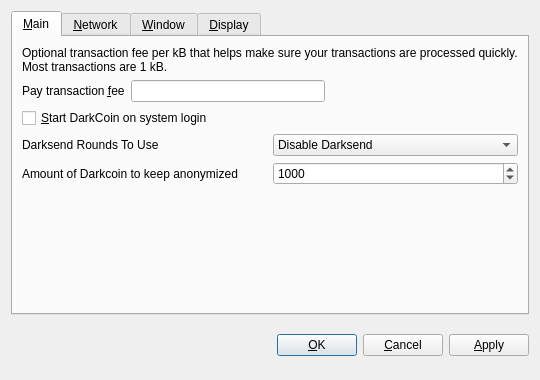
NarubyRiverlione/Spice, file src/qt/forms/optionsdialog.ui: the form before one commit.
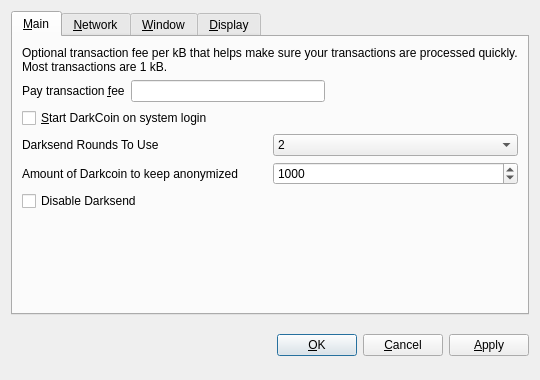
The form after the commit. Custom widgets are drawn as their Qt base class.

```diff
--- a/src/qt/forms/optionsdialog.ui
+++ b/src/qt/forms/optionsdialog.ui
@@ -97,11 +97,9 @@
          </item>
          <item>
           <widget class="QComboBox" name="darksendRounds">
-           <item>
-            <property name="text">
-             <string>Disable Darksend</string>
-            </property>
-           </item>
+           <property name="currentIndex">
+            <number>1</number>
+           </property>
            <item>
             <property name="text">
              <string>1</string>
@@ -176,6 +174,20 @@
          </item>
         </layout>
        </item>
+       <item>
+        <layout class="QHBoxLayout" name="horizontalLayout_3">
+         <item>
+          <widget class="QCheckBox" name="disableDarksend">
+           <property name="text">
+            <string>Disable Darksend</string>
+           </property>
+           <property name="checked">
+            <bool>false</bool>
+           </property>
+          </widget>
+         </item>
+        </layout>
+       </item>
        <item>
         <spacer name="verticalSpacer_Main">
          <property name="orientation">
```
